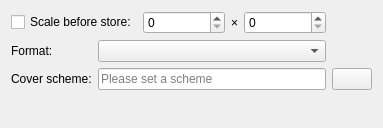
The window that dialogs/profiledatacoverwidgetUI.ui (KDE/audex) describes before a commit, drawn with Qt 5.
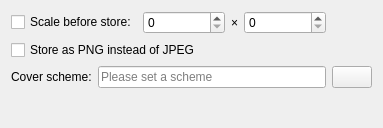
The same window after the commit. Custom widgets are drawn as their Qt base class.

Patch:
```diff
--- a/dialogs/profiledatacoverwidgetUI.ui
+++ b/dialogs/profiledatacoverwidgetUI.ui
@@ -63,22 +63,16 @@
      </property>
     </widget>
    </item>
-   <item row="1" column="0">
-    <widget class="QLabel" name="label_format">
-     <property name="minimumSize">
-      <size>
-       <width>80</width>
-       <height>0</height>
-      </size>
+   <item row="1" column="0" colspan="5">
+    <widget class="QCheckBox" name="checkBox_png">
+     <property name="toolTip">
+      <string>Covers are stored as JPEG by default. PNG is lossless and supports transparency, but produces larger files.</string>
      </property>
      <property name="text">
-      <string>Format:</string>
+      <string>Store as PNG instead of JPEG</string>
      </property>
     </widget>
    </item>
-   <item row="1" column="1" colspan="4">
-    <widget class="KComboBox" name="kcombobox_format"/>
-   </item>
    <item row="2" column="0">
     <widget class="QLabel" name="label_scheme">
      <property name="minimumSize">
@@ -117,13 +111,6 @@
    </item>
   </layout>
  </widget>
- <customwidgets>
-  <customwidget>
-   <class>KComboBox</class>
-   <extends>QComboBox</extends>
-   <header>kcombobox.h</header>
-  </customwidget>
- </customwidgets>
  <resources/>
  <connections/>
 </ui>
```
Left out of the diff: 4 changed lines with no effect on the pictures.
